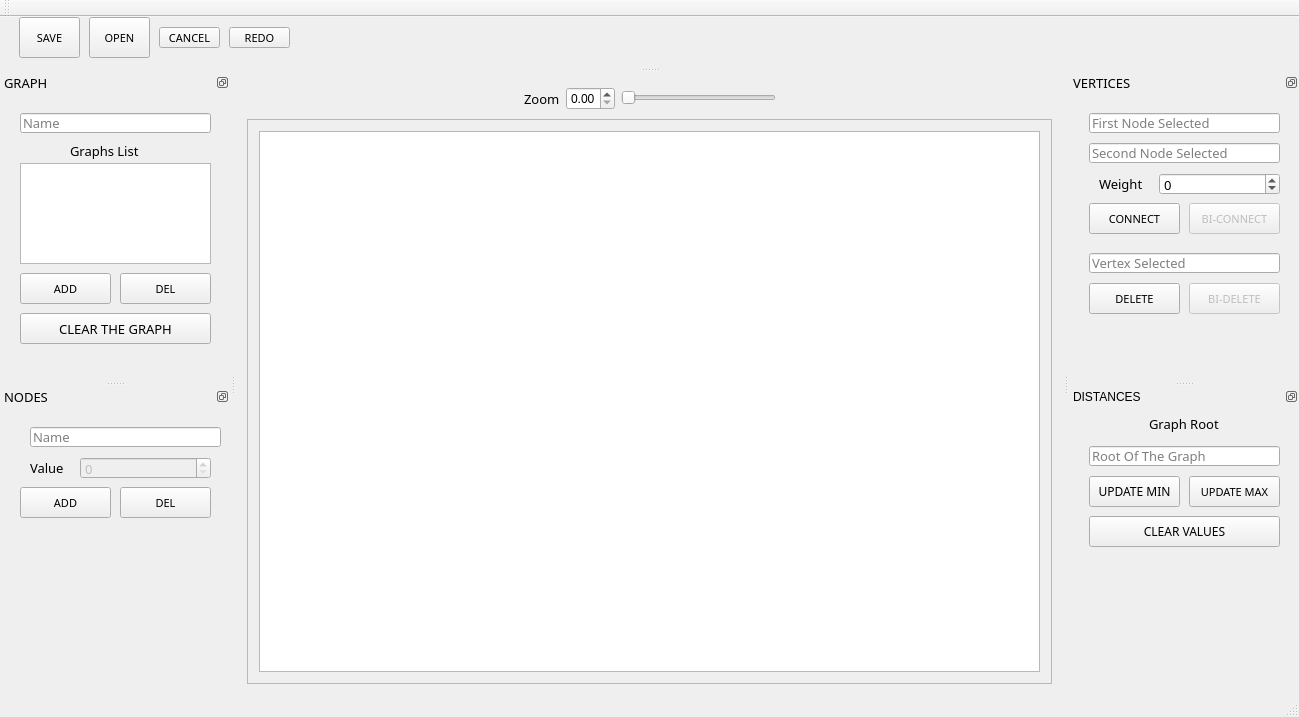
Before: the Qt Designer form GraphViewerGUI/GraphViewerGUI.ui in The0nlyOne/GraphViewerGUI, drawn with Qt 5.
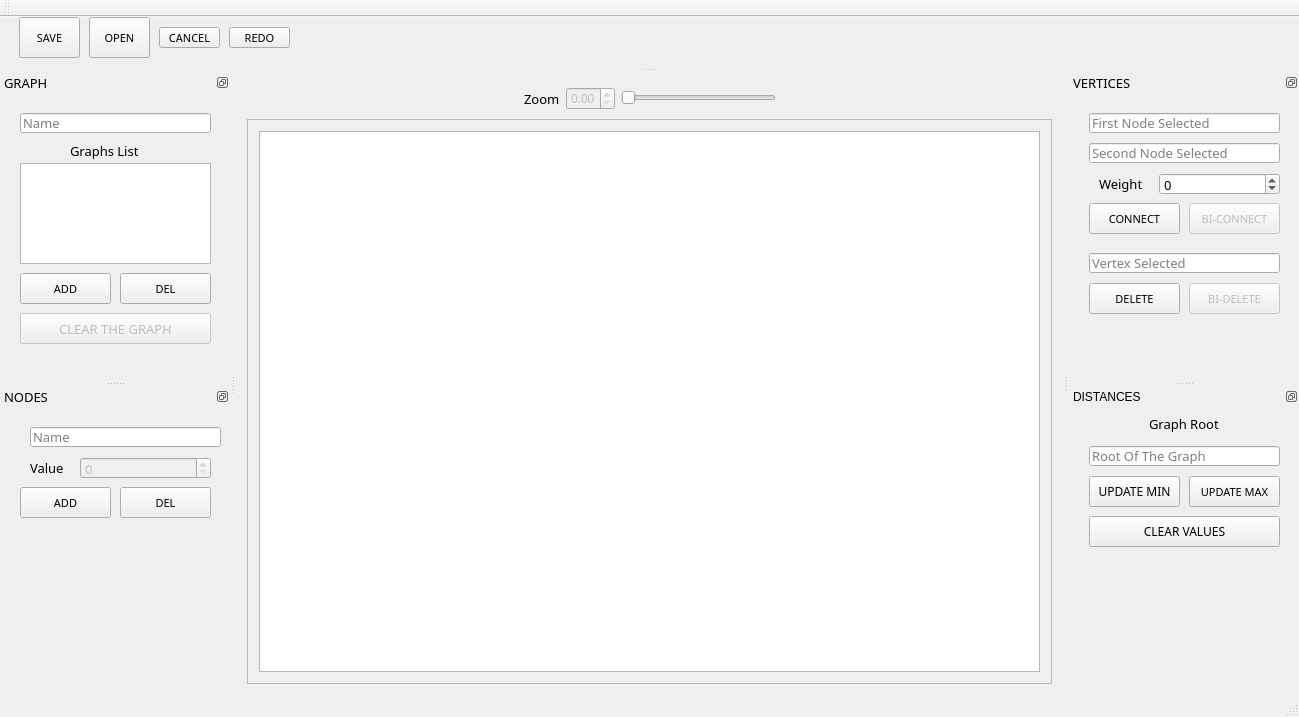
After: the same form once the commit is applied.

```diff
--- a/GraphViewerGUI/GraphViewerGUI.ui
+++ b/GraphViewerGUI/GraphViewerGUI.ui
@@ -75,6 +75,9 @@
       </item>
       <item>
        <widget class="QDoubleSpinBox" name="zoomDoubleSpinBox">
+        <property name="enabled">
+         <bool>false</bool>
+        </property>
         <property name="minimumSize">
          <size>
           <width>0</width>
@@ -304,6 +307,9 @@
      </property>
     </widget>
     <widget class="QPushButton" name="clearGraphButton">
+     <property name="enabled">
+      <bool>false</bool>
+     </property>
      <property name="geometry">
       <rect>
        <x>20</x>
```
Left out of the diff: 9 changed lines with no effect on the pictures.
